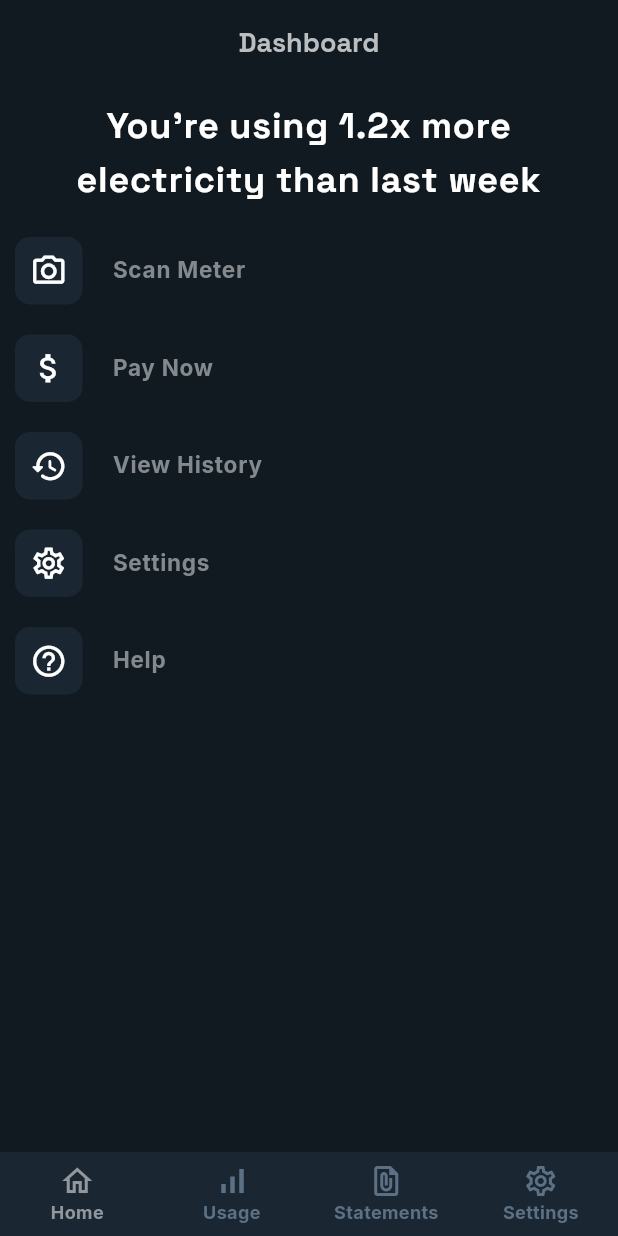
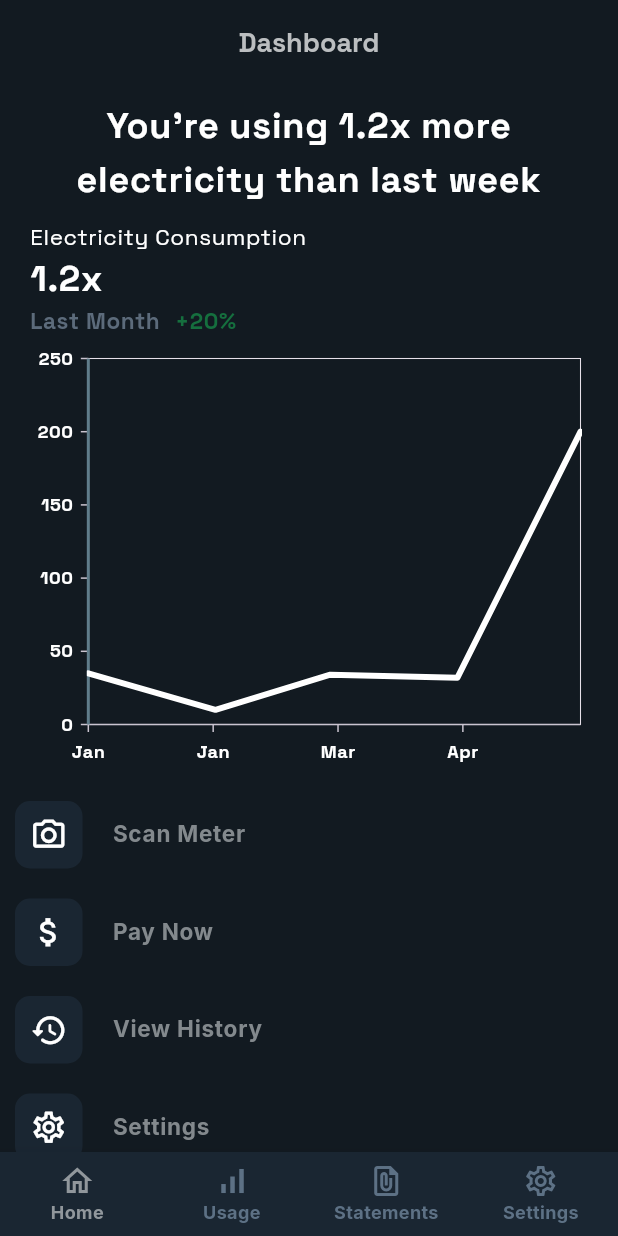
Before and after one commit to Sheroz-Akram/Volt-Vision, a Flutter app: the HomePage screen opened directly, on a phone screen of 412 x 824 dp. Run offline on Flutter 3.47's test engine with Material 3 defaults, Android fonts, the phone set to English and light mode, and no system bars; our stand-ins replace camera, google_fonts, percent_indicator, permission_handler, shared_preferences, syncfusion_flutter_charts; accounts and stored records are empty.

Commit message:
Graph & Capture Tips

```diff
--- /dev/null
+++ b/app/lib/components/electricityUsage.dart
@@ -0,0 +1,65 @@
+import 'package:app/components/graph.dart';
+import 'package:flutter/material.dart';
+
+class ElectricityUsage extends StatelessWidget {
+  ElectricityUsage({super.key});
+
+  final List<ElectricityData> chartData = [
+    ElectricityData(DateTime(2023, 1), 35),
+    ElectricityData(DateTime(2023, 2), 10),
+    ElectricityData(DateTime(2023, 3), 34),
+    ElectricityData(DateTime(2023, 4), 32),
+    ElectricityData(DateTime(2023, 5), 200),
+  ];
+
+  @override
+  Widget build(BuildContext context) {
+    return Column(
+      children: [
+        Container(
+          margin: const EdgeInsets.symmetric(horizontal: 10.0),
+          child: Column(
+            children: [
+              Align(
+                alignment: Alignment.centerLeft,
+                child: Text(
+                  "Electricity Consumption",
+                  style: Theme.of(context).textTheme.bodySmall,
+                ),
+              ),
+              Align(
+                alignment: Alignment.centerLeft,
+                child: Text(
+                  "1.2x",
+                  style: Theme.of(context).textTheme.bodyLarge,
+                ),
+              ),
+              Row(
+                children: [
+                  Text(
+                    "Last Month",
+                    style: Theme.of(context).textTheme.bodySmall!.copyWith(
+                        color: const Color(0xFF5C6B7B),
+                        fontWeight: FontWeight.bold),
+                  ),
+                  const SizedBox(
+                    width: 10,
+                  ),
+                  Text(
+                    "+20%",
+                    style: Theme.of(context).textTheme.bodySmall!.copyWith(
+                        color: const Color(0xFF156F3E),
+                        fontWeight: FontWeight.bold),
+                  ),
+                ],
+              ),
+            ],
+          ),
+        ),
+        LineChart(
+          chartData: chartData,
+        ),
+      ],
+    );
+  }
+}
--- /dev/null
+++ b/app/lib/components/graph.dart
@@ -0,0 +1,40 @@
+import 'package:flutter/material.dart';
+import 'package:syncfusion_flutter_charts/charts.dart';
+import 'package:intl/intl.dart';
+
+class ElectricityData {
+  ElectricityData(this.month, this.units);
+  final DateTime month;
+  final double units;
+}
+
+class LineChart extends StatelessWidget {
+  final List<ElectricityData> chartData;
+  const LineChart({super.key, required this.chartData});
+
+  @override
+  Widget build(BuildContext context) {
+    return SfCartesianChart(
+      borderWidth: 5,
+      primaryXAxis: DateTimeAxis(
+          labelStyle:
+              const TextStyle(color: Colors.white, fontWeight: FontWeight.bold),
+          dateFormat: DateFormat.MMM(),
+          majorGridLines: const MajorGridLines(width: 0)),
+      primaryYAxis: const NumericAxis(
+        labelStyle: TextStyle(color: Colors.white, fontWeight: FontWeight.bold),
+        majorGridLines: MajorGridLines(width: 0),
+        axisLine: AxisLine(color: Colors.blueGrey, width: 2),
+      ),
+      series: <CartesianSeries>[
+        LineSeries<ElectricityData, DateTime>(
+          dataSource: chartData,
+          xValueMapper: (ElectricityData data, _) => data.month,
+          yValueMapper: (ElectricityData data, _) => data.units,
+          width: 4,
+          color: Colors.white,
+        )
+      ],
+    );
+  }
+}
--- a/app/lib/pages/dashboard/dashboard.dart
+++ b/app/lib/pages/dashboard/dashboard.dart
@@ -1,3 +1,4 @@
+import 'package:app/components/electricityUsage.dart';
 import 'package:app/components/iconRow.dart';
 import 'package:app/pages/capture/guide.dart';
 import 'package:flutter/material.dart';
@@ -26,6 +27,7 @@ class _DashBoardPage extends State<DashBoardPage> {
               textAlign: TextAlign.center,
             ),
           ),
+          ElectricityUsage(),
           IconRow(
             icon: Icons.camera_alt_outlined,
             title: "Scan Meter",
--- a/app/pubspec.yaml
+++ b/app/pubspec.yaml
@@ -41,6 +41,7 @@ dependencies:
   percent_indicator: ^4.2.3
   http: ^1.2.2
   shared_preferences: ^2.3.2
+  syncfusion_flutter_charts: ^27.1.58
 
 dev_dependencies:
   flutter_test:
```
Also changed, not shown: app/lib/components/tip.dart (added, +65 -0 lines), app/lib/pages/capture/scan.dart (+9 -0 lines), app/assets/images/tip01.png (added), app/pubspec.lock.
